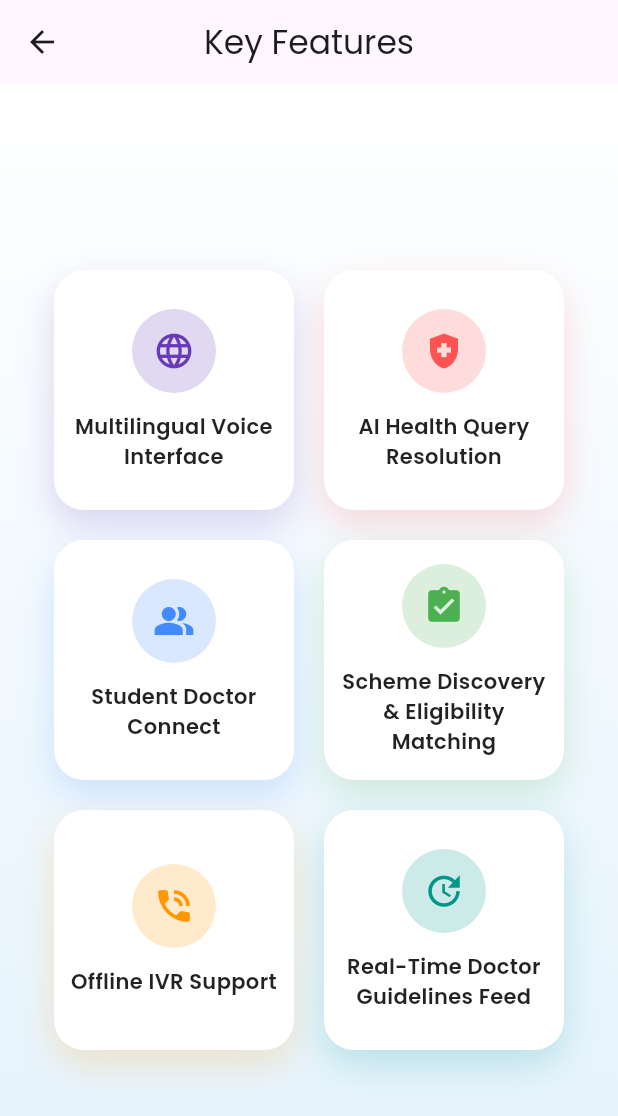
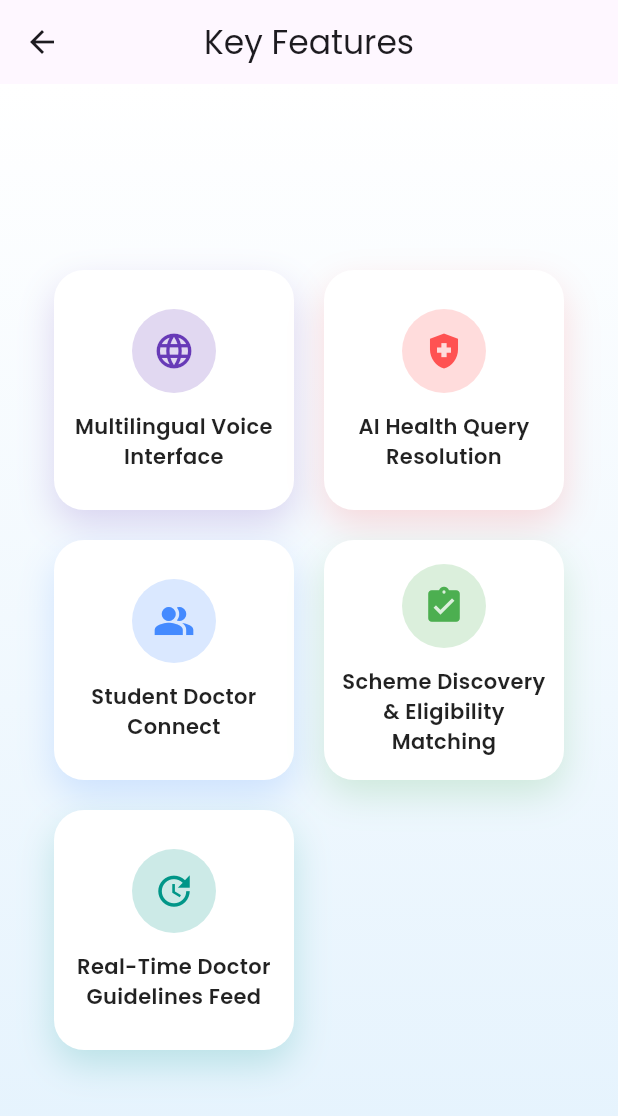
Before and after one commit to Thirumurugan-12/connect_doc, a Flutter app: the FeaturesPage screen opened by its route, on a phone screen of 412 x 824 dp. Shown: the top 1116 px of the screen. Run offline on Flutter 3.47's test engine with Material 3 defaults, Android fonts, the phone set to English and light mode, and no system bars; our stand-ins replace flutter_linkify, flutter_tts, fluttertoast, google_fonts, lottie, speech_to_text.

Commit message:
remove ivr

```diff
--- a/lib/main.dart
+++ b/lib/main.dart
@@ -252,11 +252,11 @@ class FeaturesPage extends StatelessWidget {
       'icon': Icons.assignment_turned_in,
       'color': Colors.green,
     },
-    {
-      'title': 'Offline IVR Support',
-      'icon': Icons.phone_in_talk,
-      'color': Colors.orange,
-    },
+    // {
+    //   'title': 'Offline IVR Support',
+    //   'icon': Icons.phone_in_talk,
+    //   'color': Colors.orange,
+    // },
     {
       'title': 'Real-Time Doctor Guidelines Feed',
       'icon': Icons.update,
```
